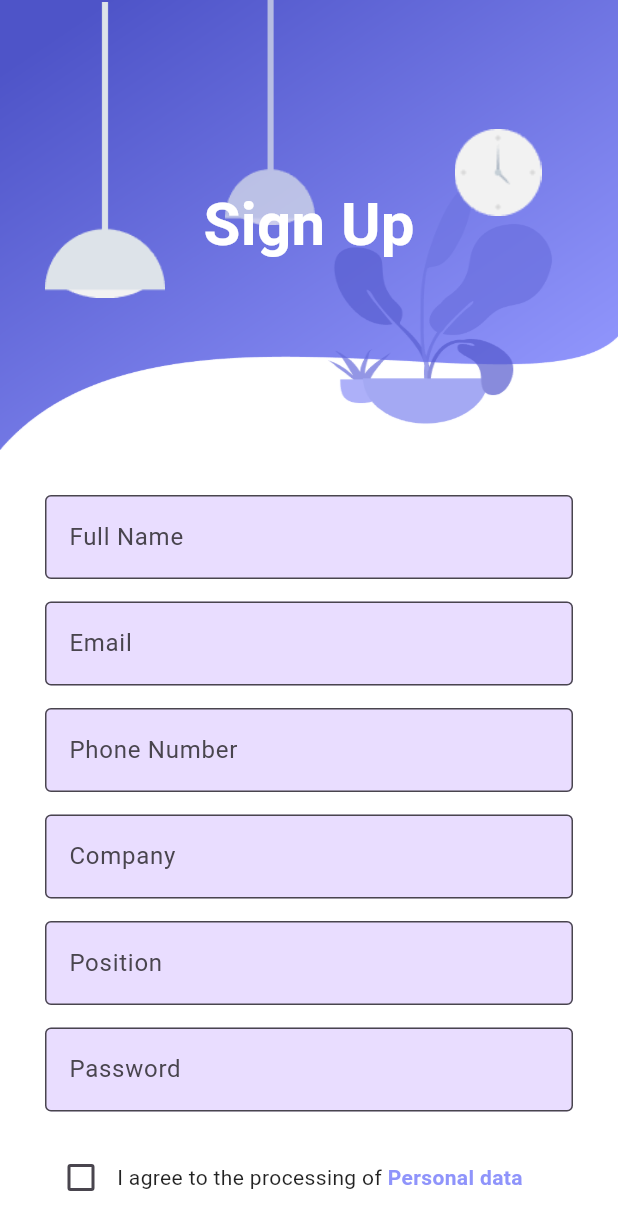
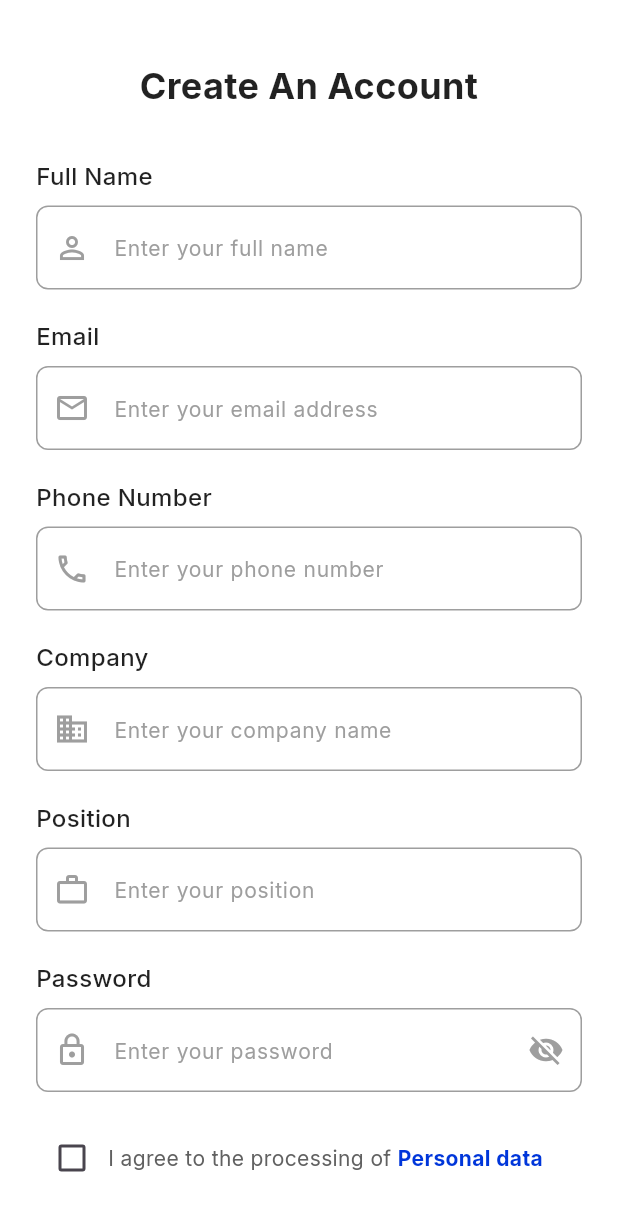
Before and after one commit to lailanabill/ReqBot, a Flutter app: the SignUpPage screen opened by its route, on a phone screen of 412 x 824 dp. Shown: the top 1230 px of the screen. Run offline on Flutter 3.47's test engine with Material 3 defaults, Android fonts, the phone set to English and light mode, and no system bars; our stand-ins replace animate_do, file_picker, flutter_dotenv, google_fonts, permission_handler, speech_to_text and 1 more; missing offline and left inert: animated_introduction, dart:html; accounts and stored records are empty.

Commit message:
sign up page's ui changed

```diff
--- a/reqbotui/lib/views/screens/sign_in_page.dart
+++ b/reqbotui/lib/views/screens/sign_in_page.dart
@@ -4,7 +4,12 @@ import 'package:google_fonts/google_fonts.dart';
 import 'package:reqbot/controllers/signin_controller.dart';
 import 'package:reqbot/services/providers/userProvider.dart';
 import 'package:supabase_flutter/supabase_flutter.dart';
-
+import 'package:supabase_flutter/supabase_flutter.dart';
+ import '../widgets/auth_header.dart';
+ import '../widgets/custom_text_field.dart';
+ import '../widgets/gradient_button.dart';
+ import '../widgets/social_auth_buttons.dart';
+ import '../widgets/auth_navigation.dart';
 class SignInPage extends StatefulWidget {
   const SignInPage({super.key});
 
@@ -151,7 +156,7 @@ class _SignInPageState extends State<SignInPage> {
             });
           },
           activeColor: Colors.white,
-          activeTrackColor: Colors.blue,
+          activeTrackColor: Color.fromARGB(255, 0, 54, 218),
           inactiveThumbColor: Colors.white,
           inactiveTrackColor: Colors.grey,
         ),
--- a/reqbotui/lib/views/screens/sign_up_page.dart
+++ b/reqbotui/lib/views/screens/sign_up_page.dart
@@ -1,4 +1,5 @@
 import 'package:flutter/material.dart';
+import 'package:google_fonts/google_fonts.dart';
 import 'package:animate_do/animate_do.dart';
 import 'package:reqbot/controllers/signup_controller.dart';
 import '../widgets/auth_header.dart';
@@ -6,6 +7,7 @@ import '../widgets/custom_text_field.dart';
 import '../widgets/gradient_button.dart';
 import '../widgets/social_auth_buttons.dart';
 import '../widgets/auth_navigation.dart';
+import 'package:reqbot/controllers/signup_controller.dart';
 
 class SignUpPage extends StatefulWidget {
   const SignUpPage({super.key});
@@ -60,81 +62,136 @@ class _SignUpPageState extends State<SignUpPage> {
       backgroundColor: Colors.white,
       body: SafeArea(
         child: SingleChildScrollView(
-          child: Column(
-            children: [
-              FadeInDown(
-                duration: const Duration(milliseconds: 1000),
-                child: AuthHeader(title: "Sign Up", height: 300),
-              ),
-              Padding(
-                padding: const EdgeInsets.all(30.0),
+          child: Padding(
+            padding: const EdgeInsets.symmetric(horizontal: 24.0),
             child: Form(
               key: _formKey,
               child: Column(
+                crossAxisAlignment: CrossAxisAlignment.start,
                 children: [
-                      FadeInUp(
-                        duration: const Duration(milliseconds: 1200),
-                        child: CustomTextField(
-                          controller: controller.nameController,
-                          labelText: "Full Name",
-                          validator: controller.validateName,
-                          keyboardType: TextInputType.name,
+                  const SizedBox(height: 40),
+                  Center(
+  child: Text(
+    "Create An Account",
+    textAlign: TextAlign.center,
+    style: GoogleFonts.inter(
+      fontSize: 24,
+      fontWeight: FontWeight.bold,
     ),
   ),
-                      const SizedBox(height: 15),
-                      FadeInUp(
-                        duration: const Duration(milliseconds: 1400),
-                        child: CustomTextField(
-                          controller: controller.emailController,
-                          labelText: "Email",
-                          validator: controller.validateEmail,
-                          keyboardType: TextInputType.emailAddress,
+),
+
+                  const SizedBox(height: 32),
+
+                  // Full Name Field
+                  Text(
+                    "Full Name",
+                    style: GoogleFonts.inter(
+                      fontSize: 16,
+                      fontWeight: FontWeight.w500,
                     ),
                   ),
-                      const SizedBox(height: 15),
-                      FadeInUp(
-                        duration: const Duration(milliseconds: 1600),
-                        child: CustomTextField(
-                          controller: controller.phoneController,
-                          labelText: "Phone Number",
-                          validator: controller.validatePhone,
-                          keyboardType: TextInputType.phone,
-                        ),
-                      ),
-                      const SizedBox(height: 15),
-                      FadeInUp(
-                        duration: const Duration(milliseconds: 1800),
-                        child: CustomTextField(
-                          controller: controller.companyController,
-                          labelText: "Company",
-                          validator: controller.validateCompany,
-                        ),
-                      ),
-                      const SizedBox(height: 15),
-                      FadeInUp(
-                        duration: const Duration(milliseconds: 2000),
-                        child: CustomTextField(
-                          controller: controller.positionController,
-                          labelText: "Position",
-                          validator: controller.validatePosition,
-                        ),
-                      ),
-                      const SizedBox(height: 15),
-                      FadeInUp(
-                        duration: const Duration(milliseconds: 2200),
-                        child: CustomTextField(
-                          controller: controller.passwordController,
-                          labelText: "Password",
-                          obscureText: true,
-                          validator: controller.validatePassword,
-                        ),
+                  const SizedBox(height: 8),
+                  _buildFormField(
+                    controller: controller.nameController,
+                    validator: controller.validateName,
+                    hintText: "Enter your full name",
+                    keyboardType: TextInputType.name,
+                    prefixIcon: Icons.person_outline,
                   ),
                   const SizedBox(height: 20),
 
-                      // Terms and Conditions
-                      FadeInUp(
-                        duration: const Duration(milliseconds: 2400),
-                        child: ValueListenableBuilder<bool>(
+                  // Email Field
+                  Text(
+                    "Email",
+                    style: GoogleFonts.inter(
+                      fontSize: 16,
+                      fontWeight: FontWeight.w500,
+                    ),
+                  ),
+                  const SizedBox(height: 8),
+                  _buildFormField(
+                    controller: controller.emailController,
+                    validator: controller.validateEmail,
+                    hintText: "Enter your email address",
+                    keyboardType: TextInputType.emailAddress,
+                    prefixIcon: Icons.email_outlined,
+                  ),
+                  const SizedBox(height: 20),
+
+                  // Phone Number Field
+                  Text(
+                    "Phone Number",
+                    style: GoogleFonts.inter(
+                      fontSize: 16,
+                      fontWeight: FontWeight.w500,
+                    ),
+                  ),
+                  const SizedBox(height: 8),
+                  _buildFormField(
+                    controller: controller.phoneController,
+                    validator: controller.validatePhone,
+                    hintText: "Enter your phone number",
+                    keyboardType: TextInputType.phone,
+                    prefixIcon: Icons.phone_outlined,
+                  ),
+                  const SizedBox(height: 20),
+
+                  // Company Field
+                  Text(
+                    "Company",
+                    style: GoogleFonts.inter(
+                      fontSize: 16,
+                      fontWeight: FontWeight.w500,
+                    ),
+                  ),
+                  const SizedBox(height: 8),
+                  _buildFormField(
+                    controller: controller.companyController,
+                    validator: controller.validateCompany,
+                    hintText: "Enter your company name",
+                    prefixIcon: Icons.business_outlined,
+                  ),
+                  const SizedBox(height: 20),
+
+                  // Position Field
+                  Text(
+                    "Position",
+                    style: GoogleFonts.inter(
+                      fontSize: 16,
+                      fontWeight: FontWeight.w500,
+                    ),
+                  ),
+                  const SizedBox(height: 8),
+                  _buildFormField(
+                    controller: controller.positionController,
+                    validator: controller.validatePosition,
+                    hintText: "Enter your position",
+                    prefixIcon: Icons.work_outline,
+                  ),
+                  const SizedBox(height: 20),
+
+                  // Password Field
+                  Text(
+                    "Password",
+                    style: GoogleFonts.inter(
+                      fontSize: 16,
+                      fontWeight: FontWeight.w500,
+                    ),
+                  ),
+                  const SizedBox(height: 8),
+                  _buildFormField(
+                    controller: controller.passwordController,
+                    validator: controller.validatePassword,
+                    hintText: "Enter your password",
+                    obscureText: true,
+                    prefixIcon: Icons.lock_outline,
+                    suffixIcon: Icons.visibility_off,
+                  ),
+                  const SizedBox(height: 20),
+
+                  // Terms and Conditions Checkbox
+                  ValueListenableBuilder<bool>(
                     valueListenable: controller.isTermsAccepted,
                     builder: (context, value, child) {
                       return Row(
@@ -142,31 +199,29 @@ class _SignUpPageState extends State<SignUpPage> {
                           Checkbox(
                             value: value,
                             onChanged: (newValue) {
-                                    controller.isTermsAccepted.value =
-                                        newValue ?? false;
+                              controller.isTermsAccepted.value = newValue ?? false;
                             },
-                                  activeColor:
-                                      const Color.fromRGBO(143, 148, 251, 1),
+                            activeColor: Color.fromARGB(255, 0, 54, 218),
                           ),
                           Expanded(
                             child: GestureDetector(
                               onTap: () {
-                                      controller.isTermsAccepted.value =
-                                          !controller.isTermsAccepted.value;
+                                controller.isTermsAccepted.value = !controller.isTermsAccepted.value;
                               },
                               child: Text.rich(
                                 TextSpan(
                                   text: "I agree to the processing of ",
-                                        style: const TextStyle(
-                                          color: Colors.black87,
+                                  style: GoogleFonts.inter(
+                                    color: Colors.grey[700],
+                                    fontSize: 14,
                                   ),
                                   children: [
                                     TextSpan(
                                       text: "Personal data",
-                                            style: TextStyle(
-                                              color: const Color.fromRGBO(
-                                                  143, 148, 251, 1),
+                                      style: GoogleFonts.inter(
+                                        color: Color.fromARGB(255, 0, 54, 218),
                                         fontWeight: FontWeight.bold,
+                                        fontSize: 14,
                                       ),
                                     ),
                                   ],
@@ -178,38 +233,164 @@ class _SignUpPageState extends State<SignUpPage> {
                       );
                     },
                   ),
+
+                  const SizedBox(height: 30),
+                  // Sign Up Button
+                  SizedBox(
+                    width: double.infinity,
+                    height: 50,
+                    child: ElevatedButton(
+                      onPressed: _handleSignUp,
+                      style: ElevatedButton.styleFrom(
+                        backgroundColor: Color.fromARGB(255, 0, 54, 218),
+                        shape: RoundedRectangleBorder(
+                          borderRadius: BorderRadius.circular(8),
+                        ),
+                      ),
+                      child: Text(
+                        "Sign Up",
+                        style: GoogleFonts.inter(
+                          color: Colors.white,
+                          fontSize: 16,
+                          fontWeight: FontWeight.w500,
+                        ),
+                      ),
+                    ),
                   ),
 
                   const SizedBox(height: 20),
-                      FadeInUp(
-                        duration: const Duration(milliseconds: 2600),
-                        child: GradientButton(
-                          text: "Sign Up",
-                          onTap: _handleSignUp,
+                  // OR divider
+                  Row(
+                    children: [
+                      const Expanded(
+                        child: Divider(
+                          color: Colors.grey,
+                          thickness: 0.5,
                         ),
                       ),
-                      const SizedBox(height: 30),
-                      FadeInUp(
-                        duration: const Duration(milliseconds: 2800),
-                        child: const SocialAuthButtons(),
+                      Padding(
+                        padding: const EdgeInsets.symmetric(horizontal: 16.0),
+                        child: Text(
+                          "or",
+                          style: GoogleFonts.inter(
+                            color: Colors.grey,
+                            fontSize: 14,
                           ),
-                      const SizedBox(height: 20),
-                      FadeInUp(
-                        duration: const Duration(milliseconds: 3000),
-                        child: AuthNavigation(
-                          questionText: "Already have an account?",
-                          actionText: "Sign in",
-                          onTap: () => Navigator.pushReplacementNamed(
-                              context, '/sign-in'),
+                        ),
+                      ),
+                      const Expanded(
+                        child: Divider(
+                          color: Colors.grey,
+                          thickness: 0.5,
                         ),
                       ),
                     ],
+                  ),
+
+                  const SizedBox(height: 20),
+                  // Social login buttons
+                  Row(
+                    mainAxisAlignment: MainAxisAlignment.center,
+                    children: [
+                      _socialLoginButton('assets/images/Facebook.png', () {}),
+                      const SizedBox(width: 20),
+                      _socialLoginButton('assets/images/Google.png', () {}),
+                      const SizedBox(width: 20),
+                      _socialLoginButton('assets/images/Linkedin.png', () {}),
+                    ],
+                  ),
+
+                  const SizedBox(height: 40),
+                  // Already have an account
+                  Center(
+                    child: Row(
+                      mainAxisAlignment: MainAxisAlignment.center,
+                      children: [
+                        Text(
+                          "Already have an account? ",
+                          style: GoogleFonts.inter(color: Colors.grey),
+                        ),
+                        GestureDetector(
+                          onTap: () => Navigator.pushReplacementNamed(context, '/sign-in'),
+                          child: Text(
+                            "Sign in",
+                            style: GoogleFonts.inter(
+                              color: Color.fromARGB(255, 0, 54, 218),
+                              fontWeight: FontWeight.bold,
                             ),
                           ),
                         ),
                       ],
                     ),
                   ),
+                  const SizedBox(height: 20),
+                ],
+              ),
+            ),
+          ),
+        ),
+      ),
+    );
+  }
+
+  Widget _buildFormField({
+    required TextEditingController controller,
+    required String? Function(String?) validator,
+    required String hintText,
+    required IconData prefixIcon,
+    IconData? suffixIcon,
+    bool obscureText = false,
+    TextInputType? keyboardType,
+  }) {
+    return TextFormField(
+      controller: controller,
+      validator: validator,
+      obscureText: obscureText,
+      keyboardType: keyboardType,
+      decoration: InputDecoration(
+        hintText: hintText,
+        hintStyle: GoogleFonts.inter(
+          color: Colors.grey,
+          fontSize: 14,
+        ),
+        prefixIcon: Icon(prefixIcon, color: Colors.grey),
+        suffixIcon: suffixIcon != null ? Icon(suffixIcon, color: Colors.grey) : null,
+        contentPadding: const EdgeInsets.symmetric(vertical: 16),
+        border: OutlineInputBorder(
+          borderRadius: BorderRadius.circular(8),
+          borderSide: const BorderSide(color: Colors.grey),
+        ),
+        enabledBorder: OutlineInputBorder(
+          borderRadius: BorderRadius.circular(8),
+          borderSide: const BorderSide(color: Colors.grey, width: 1),
+        ),
+        focusedBorder: OutlineInputBorder(
+          borderRadius: BorderRadius.circular(8),
+          borderSide: const BorderSide(color: Colors.grey, width: 1),
+        ),
+        filled: true,
+        fillColor: Colors.white,
+      ),
+    );
+  }
+
+  Widget _socialLoginButton(String iconPath, VoidCallback onTap) {
+    return InkWell(
+      onTap: onTap,
+      child: Container(
+        width: 40,
+        height: 40,
+        decoration: BoxDecoration(
+          shape: BoxShape.circle,
+          border: Border.all(color: Colors.grey.shade300),
+        ),
+        child: Center(
+          child: Image.asset(
+            iconPath,
+            width: 24,
+            height: 24,
+          ),
+        ),
       ),
     );
   }
```
Lines whose indentation alone changed are shown as unchanged.
